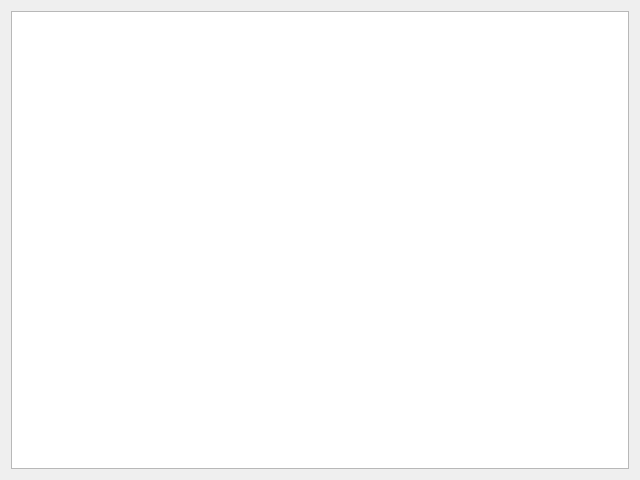
Qt form FlexManSys/matrix.ui (ayudov/Flexible-Manufacturing-System) before a commit.
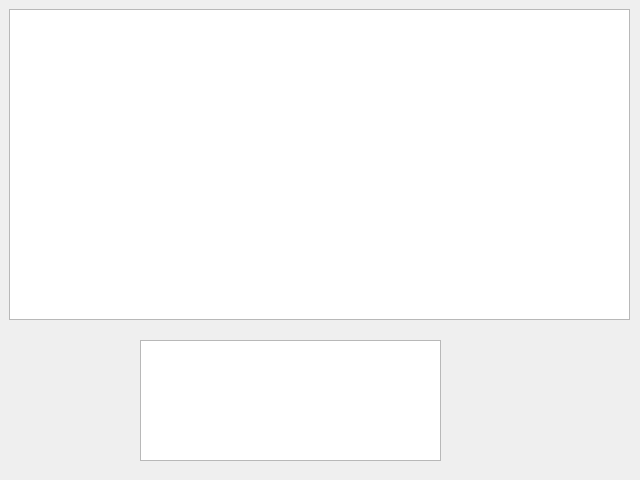
The same form after that commit.

The edit to the form file:
```diff
--- a/FlexManSys/matrix.ui
+++ b/FlexManSys/matrix.ui
@@ -13,15 +13,32 @@
   <property name="windowTitle">
    <string>Form</string>
   </property>
-  <layout class="QGridLayout" name="gridLayout">
-   <item row="0" column="0">
     <widget class="QTableWidget" name="tableWidget">
      <property name="enabled">
       <bool>true</bool>
      </property>
-    </widget>
-   </item>
-  </layout>
+   <property name="geometry">
+    <rect>
+     <x>9</x>
+     <y>9</y>
+     <width>621</width>
+     <height>311</height>
+    </rect>
+   </property>
+   <property name="showGrid">
+    <bool>true</bool>
+   </property>
+  </widget>
+  <widget class="QTextBrowser" name="textBrowser">
+   <property name="geometry">
+    <rect>
+     <x>140</x>
+     <y>340</y>
+     <width>301</width>
+     <height>121</height>
+    </rect>
+   </property>
+  </widget>
  </widget>
  <resources/>
  <connections/>
```
Lines whose indentation alone changed are shown as unchanged.
